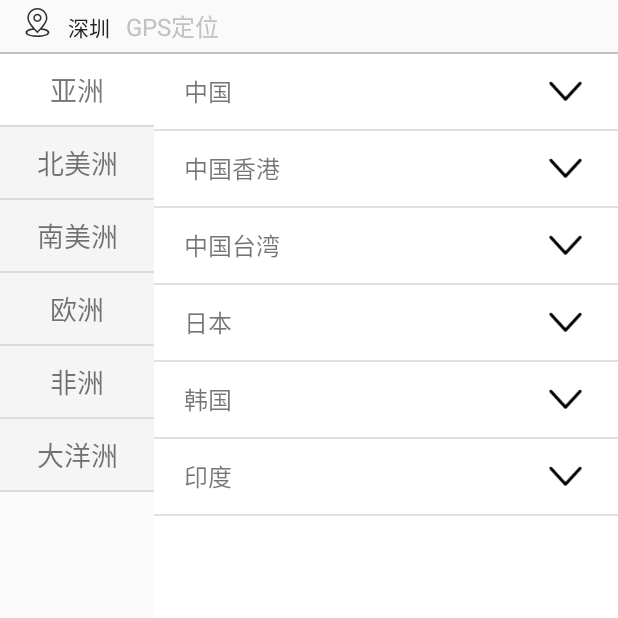
After one commit to xinshengBoy/SimpleDemo3, an Android app: the InternationalSelectActivity screen opened directly, with no data from a screen before it, on a phone screen of 412 x 824 dp, the top half of it. The commit adds this screen. Run offline under Robolectric (Android 15) with nearby library versions, the phone set to English and light mode, and no system bars; libraries missing offline, so code that uses them is left out: net.lemonsoft.lemonbubble; pictures from the network do not load.

Commit message:
新增多级联动地区选择效果

```diff
--- /dev/null
+++ b/app/src/main/java/com/yks/simpledemo3/activity/InternationalSelectActivity.java
@@ -0,0 +1,203 @@
+package com.yks.simpledemo3.activity;
+
+import android.app.Activity;
+import android.content.Context;
+import android.os.Bundle;
+import android.support.v7.widget.GridLayoutManager;
+import android.support.v7.widget.RecyclerView;
+import android.view.View;
+import android.widget.ImageView;
+import android.widget.TextView;
+
+import com.yks.simpledemo3.R;
+import com.yks.simpledemo3.adapter.BaseRecyclerAdapter;
+import com.yks.simpledemo3.bean.CitySelectBean;
+import com.yks.simpledemo3.tools.Info;
+
+import java.util.ArrayList;
+import java.util.Arrays;
+import java.util.List;
+
+/**
+ * 描述：
+ * 作者：zzh
+ * time:2020/03/20
+ */
+public class InternationalSelectActivity extends Activity {
+
+    private Context mContext = InternationalSelectActivity.this;
+
+    private List<CitySelectBean> mList = new ArrayList<>();
+    private List<CitySelectBean.Country> countryList = new ArrayList<>();
+
+    private TextView txt_international_city;
+    private StateAdapter adapter;
+    private CountryAdapter countryAdapter;
+    private String stateStr = "";
+    @Override
+    protected void onCreate(Bundle savedInstanceState) {
+        super.onCreate(savedInstanceState);
+        setContentView(R.layout.activity_international_select);
+
+        initData();
+        initView();
+    }
+
+    private void initView() {
+        txt_international_city = findViewById(R.id.txt_international_city);
+        RecyclerView cv_state = findViewById(R.id.cv_state);
+        RecyclerView cv_country = findViewById(R.id.cv_country);
+
+        adapter = new StateAdapter(mList);
+        Info.setRecycviewAdapter(mContext,cv_state, adapter);
+        adapter.setOnItemClickListner(new BaseRecyclerAdapter.OnItemClickListner() {
+            @Override
+            public void onItemClickListner(View v, int position) {
+                stateStr = mList.get(position).getStateName();//选择的大洲
+                for (int i=0;i<mList.size();i++){
+                    if (stateStr.equals(mList.get(i).getStateName())){
+                        mList.get(i).setSelect(true);
+                    }else {
+                        mList.get(i).setSelect(false);
+                    }
+                }
+                adapter.refresh(mList);
+                countryList = mList.get(position).getCountry();
+                countryAdapter.refresh(countryList);
+            }
+        });
+
+        countryList = mList.get(0).getCountry();
+        stateStr = mList.get(0).getStateName();
+        countryAdapter = new CountryAdapter(countryList);
+        Info.setRecycviewAdapter(mContext,cv_country,countryAdapter);
+    }
+
+    private class StateAdapter extends BaseRecyclerAdapter<CitySelectBean>{
+
+        StateAdapter(List<CitySelectBean> mDatas) {
+            super(mDatas, R.layout.item_state);
+        }
+
+        @Override
+        protected void bindData(final BaseViewHolder holder, final int position, CitySelectBean citySelectBean) {
+            TextView txt_item_statename = (TextView) holder.getView(R.id.txt_item_statename);
+            txt_item_statename.setText(citySelectBean.getStateName());
+            if (citySelectBean.isSelect()){
+                txt_item_statename.setBackgroundColor(getResources().getColor(R.color.colorWhite));
+            }else {
+                txt_item_statename.setBackgroundColor(getResources().getColor(R.color.colorGray4));
+            }
+        }
+    }
+
+    private class CountryAdapter extends BaseRecyclerAdapter<CitySelectBean.Country>{
+
+        CountryAdapter(List<CitySelectBean.Country> mDatas) {
+            super(mDatas, R.layout.item_country);
+        }
+
+        @Override
+        protected void bindData(BaseViewHolder holder, int position, final CitySelectBean.Country citySelectBean) {
+            TextView txt_item_countryname = (TextView) holder.getView(R.id.txt_item_countryname);
+            final ImageView iv_item_open = (ImageView) holder.getView(R.id.iv_item_open);
+            final RecyclerView cv_city = (RecyclerView) holder.getView(R.id.cv_city);
+
+            txt_item_countryname.setText(citySelectBean.getCountryName());
+
+            GridLayoutManager manager = new GridLayoutManager(mContext,3);
+            cv_city.setLayoutManager(manager);
+            String city = citySelectBean.getCityName();
+            String[] citys = city.split(",");
+            final List<String> cityList = new ArrayList<>(Arrays.asList(citys));
+            CityAdapter cityAdapter = new CityAdapter(cityList);
+            cv_city.setAdapter(cityAdapter);
+
+            cv_city.setVisibility(View.GONE);
+            iv_item_open.setImageResource(R.mipmap.ic_open);
+
+            final boolean[] isOpen = {false};
+            iv_item_open.setOnClickListener(new View.OnClickListener() {
+                @Override
+                public void onClick(View v) {
+                    if (isOpen[0]){
+                        cv_city.setVisibility(View.GONE);
+                        iv_item_open.setImageResource(R.mipmap.ic_open);
+                        isOpen[0] = false;
+                    }else {
+                        cv_city.setVisibility(View.VISIBLE);
+                        iv_item_open.setImageResource(R.mipmap.ic_close);
+                        isOpen[0] = true;
+                    }
+                }
+            });
+
+            cityAdapter.setOnItemClickListner(new OnItemClickListner() {
+                @Override
+                public void onItemClickListner(View v, int position) {
+                    txt_international_city.setText(cityList.get(position));
+                    Info.showToast(mContext,stateStr + "-" + citySelectBean.getCountryName()+"-"+cityList.get(position),true);
+                    Info.playRingtone(mContext,true);
+                }
+            });
+        }
+    }
+
+    private class CityAdapter extends BaseRecyclerAdapter<String>{
+
+        CityAdapter(List<String> mDatas) {
+            super(mDatas, R.layout.item_city);
+        }
+
+        @Override
+        protected void bindData(BaseViewHolder holder, int position, String s) {
+            TextView txt_item_cityname = (TextView) holder.getView(R.id.txt_item_cityname);
+            txt_item_cityname.setText(s);
+
+        }
+    }
+
+    private void initData(){
+        //亚洲
+        List<CitySelectBean.Country> asiaList = new ArrayList<>();
+        asiaList.add(new CitySelectBean.Country("中国","北京,上海,广州,深圳,武汉,长沙"));
+        asiaList.add(new CitySelectBean.Country("中国香港","香港,"));
+        asiaList.add(new CitySelectBean.Country("中国台湾","台北,高雄,台南"));
+        asiaList.add(new CitySelectBean.Country("日本","东京,广岛,大阪,京都,札幌,福冈"));
+        asiaList.add(new CitySelectBean.Country("韩国","首尔,釜山,光州,济州,蔚山,三星"));
+        asiaList.add(new CitySelectBean.Country("印度","新德里,德里,孟买,加尔各答,班加罗尔,印多尔"));
+        mList.add(new CitySelectBean(true,"亚洲", asiaList));
+        //北美洲
+        List<CitySelectBean.Country> northAmericaList = new ArrayList<>();
+        northAmericaList.add(new CitySelectBean.Country("美国","华盛顿,纽约,洛杉矶,西雅图,芝加哥,迈阿密"));
+        northAmericaList.add(new CitySelectBean.Country("墨西哥","墨西哥城,蒙特雷,科利马,格雷罗,麦卡伦"));
+        northAmericaList.add(new CitySelectBean.Country("加拿大","渥太华,魁北克,蒙特利尔,温哥华,卡里加尔"));
+        mList.add(new CitySelectBean(false,"北美洲", northAmericaList));
+        //南美洲
+        List<CitySelectBean.Country> southAmericaList = new ArrayList<>();
+        southAmericaList.add(new CitySelectBean.Country("巴西","巴西利亚,里约热内卢,圣保罗,累西腓,维多利亚,拉波萨"));
+        southAmericaList.add(new CitySelectBean.Country("阿根廷","布宜诺斯艾利斯,蒙德维的亚,科尔杜瓦,圣拉斐尔"));
+        southAmericaList.add(new CitySelectBean.Country("乌拉圭","巴伦迪内斯,拉斯卡诺,特立尼达"));
+        mList.add(new CitySelectBean(false,"南美洲", southAmericaList));
+        //欧洲
+        List<CitySelectBean.Country> europeList = new ArrayList<>();
+        europeList.add(new CitySelectBean.Country("英国","伦敦,利物浦,曼彻斯特,普利茅斯,南安普顿,谢菲尔德,剑桥,布莱顿,利兹,格拉斯哥,爱丁堡,伯明翰,纽尔斯卡,伯恩利"));
+        europeList.add(new CitySelectBean.Country("法国","巴黎,波尔多,蒙彼利埃,里昂,尼斯,图卢兹,里尔"));
+        europeList.add(new CitySelectBean.Country("德国","柏林,科隆,莱比锡,杜塞尔多夫,沃尔夫斯堡"));
+        europeList.add(new CitySelectBean.Country("意大利","罗马,米兰,威尼斯,都灵,热那亚,博洛尼亚,那不勒斯"));
+        europeList.add(new CitySelectBean.Country("俄罗斯","莫斯科,喀山,圣彼得堡,叶卡捷琳堡,索契,伏尔加格勒"));
+        mList.add(new CitySelectBean(false,"欧洲", europeList));
+        //非洲
+        List<CitySelectBean.Country> africaList = new ArrayList<>();
+        africaList.add(new CitySelectBean.Country("埃及","开罗,卢克索,亚历山大,塞得港,苏伊士,阿斯旺,贝尼苏韦夫,坦塔,伊斯梅利亚,曼索拉,达曼胡尔,迪斯沃克,十月六日城,法尤姆"));
+        africaList.add(new CitySelectBean.Country("埃塞尔比亚","亚的斯亚贝巴,德赛,内格默特,贡德尔,胡梅拉,季马,阿尔巴门奇"));
+        africaList.add(new CitySelectBean.Country("南非","比勒陀利亚,开普敦,好望角,伊丽莎白港,约翰内斯堡"));
+        mList.add(new CitySelectBean(false,"非洲", africaList));
+        //大洋洲
+        List<CitySelectBean.Country> oceaniaList = new ArrayList<>();
+        oceaniaList.add(new CitySelectBean.Country("澳大利亚","堪培拉,悉尼,墨尔本,阿德莱德,布里斯班,纽尔斯卡"));
+        oceaniaList.add(new CitySelectBean.Country("新西兰","惠灵顿,基督城,奥克兰,纳皮尔,吉斯伯恩"));
+        oceaniaList.add(new CitySelectBean.Country("密克罗尼西亚联邦","帕利基尔,波纳佩,科洛尼亚,南马杜尔,泰蒙岛"));
+        mList.add(new CitySelectBean(false,"大洋洲", oceaniaList));
+    }
+}
--- a/app/src/main/java/com/yks/simpledemo3/activity/MainActivity.java
+++ b/app/src/main/java/com/yks/simpledemo3/activity/MainActivity.java
@@ -71,7 +71,7 @@ public class MainActivity extends BaseActivity implements View.OnClickListener {
                                         R.id.suitlines_layout,R.id.zoom_image_layout,R.id.gobang_layout,R.id.tetris_layout,
                                         R.id.chinese_chess_layout,R.id.puzzle_image_layout,R.id.repeate_read_layout,R.id.alarm_clock_layout,
                                         R.id.create_seal_layout,R.id.recycler_item_open_layout,R.id.balance_level_layout,R.id.copy_color_layout,
-                                        R.id.kongzue_dialog_layout};
+                                        R.id.kongzue_dialog_layout,R.id.two_level_linkage_layout};
     private final Class [] classes = new Class[]{ChannelSortActivity.class,DrawableActivity.class,AppBayLayoutActivity.class,SafeKeyBoardActivity.class,
                                                 MessageVerificationActivity.class,XiaomiStepClockActivity.class,DialogFragmentActivity.class,WindWillActivity.class,
                                                 SuperButtonActivity.class,WaterPictureActivity.class,TimingTaskActivity.class,ExportCSVActivity.class,
@@ -85,7 +85,7 @@ public class MainActivity extends BaseActivity implements View.OnClickListener {
                                                 SuitLinesActivity.class,ZoomImageActivity.class,GobangActivity.class,TetrisActivity.class,
                                                 ChineseChessActivity.class,PuzzleImageActivity.class,RepeateReadActivity.class,AlarmClockActivity.class,
                                                 CreateSealActivity.class,RecyclerItemOpenActivity.class,BalanceLevelActivity.class,CopyColorActivity.class,
-                                                KongzueDialogActivity.class};
+                                                KongzueDialogActivity.class,TwoLevelLinkageActivity.class};
     @Override
     public void onCreate(Bundle savedInstanceState) {
         super.onCreate(savedInstanceState);
--- /dev/null
+++ b/app/src/main/java/com/yks/simpledemo3/bean/CitySelectBean.java
@@ -0,0 +1,65 @@
+package com.yks.simpledemo3.bean;
+
+import java.util.List;
+
+/**
+ * 描述：城市选择
+ * 作者：zzh
+ * time:2020/03/20
+ */
+public class CitySelectBean {
+
+    private boolean isSelect;
+    private String stateName;
+    private List<Country> country;
+
+    public static class Country{
+        private String countryName;
+        private String cityName;
+
+        public Country(String countryName, String cityName) {
+            this.countryName = countryName;
+            this.cityName = cityName;
+        }
+
+        public String getCountryName() {
+            return countryName;
+        }
+
+
+        public String getCityName() {
+            return cityName;
+        }
+
+    }
+
+    public CitySelectBean(boolean isSelect, String stateName, List<Country> country) {
+        this.isSelect = isSelect;
+        this.stateName = stateName;
+        this.country = country;
+    }
+
+    public void setSelect(boolean select) {
+        isSelect = select;
+    }
+
+    public void setStateName(String stateName) {
+        this.stateName = stateName;
+    }
+
+    public void setCountry(List<Country> country) {
+        this.country = country;
+    }
+
+    public boolean isSelect() {
+        return isSelect;
+    }
+
+    public String getStateName() {
+        return stateName;
+    }
+
+    public List<Country> getCountry() {
+        return country;
+    }
+}
--- /dev/null
+++ b/app/src/main/res/layout/activity_international_select.xml
@@ -0,0 +1,51 @@
+<?xml version="1.0" encoding="utf-8"?>
+<LinearLayout xmlns:android="http://schemas.android.com/apk/res/android"
+    android:layout_width="match_parent"
+    android:layout_height="match_parent"
+    android:orientation="vertical">
+    <LinearLayout
+        android:layout_width="match_parent"
+        android:layout_height="wrap_content"
+        android:orientation="horizontal"
+        android:layout_marginStart="10dp">
+        <ImageView
+            android:layout_width="30dp"
+            android:layout_height="30dp"
+            android:src="@drawable/ic_city_location"
+            android:padding="5dp"/>
+        <TextView
+            android:id="@+id/txt_international_city"
+            android:layout_width="wrap_content"
+            android:layout_height="wrap_content"
+            android:text="深圳"
+            android:textColor="@color/colorBlack2"
+            android:padding="5dp"/>
+        <TextView
+            android:layout_width="wrap_content"
+            android:layout_height="wrap_content"
+            android:text="GPS定位"
+            android:textSize="16sp"
+            android:textColor="@color/colorGray3"
+            android:padding="5dp"/>
+    </LinearLayout>
+    <View
+        android:layout_width="match_parent"
+        android:layout_height="1dp"
+        android:background="@color/colorGray3"/>
+    <LinearLayout
+        android:layout_width="match_parent"
+        android:layout_height="match_parent"
+        android:orientation="horizontal">
+        <android.support.v7.widget.RecyclerView
+            android:id="@+id/cv_state"
+            android:layout_width="0dp"
+            android:layout_height="match_parent"
+            android:layout_weight="1"/>
+        <android.support.v7.widget.RecyclerView
+            android:id="@+id/cv_country"
+            android:layout_width="0dp"
+            android:layout_height="match_parent"
+            android:layout_weight="3"
+            android:background="@color/colorWhite"/>
+    </LinearLayout>
+</LinearLayout>
--- /dev/null
+++ b/app/src/main/res/layout/item_country.xml
@@ -0,0 +1,33 @@
+<?xml version="1.0" encoding="utf-8"?>
+<LinearLayout
+    xmlns:android="http://schemas.android.com/apk/res/android"
+    android:layout_width="match_parent"
+    android:layout_height="wrap_content"
+    android:orientation="vertical">
+    <RelativeLayout
+        android:layout_width="match_parent"
+        android:layout_height="wrap_content"
+        android:padding="10dp">
+        <TextView
+            android:id="@+id/txt_item_countryname"
+            android:layout_width="wrap_content"
+            android:layout_height="wrap_content"
+            android:text="中国"
+            android:textSize="16sp"
+            android:layout_marginStart="10dp"
+            android:layout_centerVertical="true"/>
+        <ImageView
+            android:id="@+id/iv_item_open"
+            android:layout_width="30dp"
+            android:layout_height="30dp"
+            android:src="@mipmap/ic_open"
+            android:layout_alignParentEnd="true"
+            android:layout_marginEnd="10dp"/>
+    </RelativeLayout>
+    <android.support.v7.widget.RecyclerView
+        android:id="@+id/cv_city"
+        android:layout_width="match_parent"
+        android:layout_height="match_parent"
+        android:visibility="gone"/>
+
+</LinearLayout>
--- /dev/null
+++ b/app/src/main/res/layout/item_state.xml
@@ -0,0 +1,15 @@
+<?xml version="1.0" encoding="utf-8"?>
+<LinearLayout
+    xmlns:android="http://schemas.android.com/apk/res/android"
+    android:layout_width="match_parent"
+    android:layout_height="wrap_content"
+    android:orientation="vertical"
+    android:background="@color/colorGray4">
+    <TextView
+        android:id="@+id/txt_item_statename"
+        android:layout_width="match_parent"
+        android:layout_height="wrap_content"
+        android:textSize="18sp"
+        android:gravity="center"
+        android:padding="10dp"/>
+</LinearLayout>
--- a/app/src/main/res/values/strings.xml
+++ b/app/src/main/res/values/strings.xml
@@ -92,6 +92,7 @@
     <string name="ic_level">水准仪</string>
     <string name="ic_colors">复制颜色</string>
     <string name="ic_kongzue">空竹对话框</string>
+    <string name="ic_two_level_linkage">二级联动</string>
 
     <string name="chu_river">楚河</string>
     <string name="chinese_border">汉界</string>
```
Also changed, not shown: app/src/main/AndroidManifest.xml (+6 -1 lines), app/src/main/java/com/yks/simpledemo3/activity/DomesticSelectActivity.java (added, +13 -0 lines), app/src/main/java/com/yks/simpledemo3/activity/TwoLevelLinkageActivity.java (added, +51 -0 lines), app/src/main/res/drawable/ic_two_level_linkage.xml (added, +7 -0 lines), app/src/main/res/drawable/tab_indicator.xml (added, +11 -0 lines), app/src/main/res/layout/activity_twolevel_linkage.xml (added, +34 -0 lines), app/src/main/res/layout/content_main.xml (+8 -8 lines), app/src/main/res/layout/item_city.xml (added, +19 -0 lines), app/src/main/res/layout/tab_layout.xml (added, +11 -0 lines), app/src/main/res/mipmap-hdpi/ic_close.png (added), app/src/main/res/mipmap-hdpi/ic_open.png (added).
